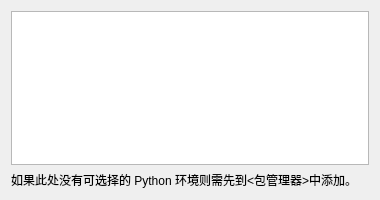
Above: ui/environ_chosen.ui from hrpzcf/AwesomePyKit before the change. Below: the same form after it.
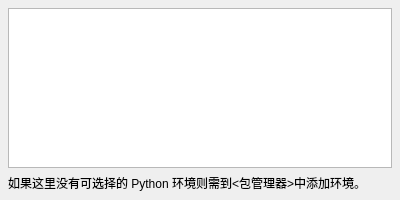
That is the form after the change.

```diff
--- a/ui/environ_chosen.ui
+++ b/ui/environ_chosen.ui
@@ -9,7 +9,7 @@
    <rect>
     <x>0</x>
     <y>0</y>
-    <width>380</width>
+    <width>400</width>
     <height>200</height>
    </rect>
   </property>
@@ -22,6 +22,18 @@
    <string>选择 Python 环境</string>
   </property>
   <layout class="QVBoxLayout" name="verticalLayout_2">
+   <property name="leftMargin">
+    <number>8</number>
+   </property>
+   <property name="topMargin">
+    <number>8</number>
+   </property>
+   <property name="rightMargin">
+    <number>8</number>
+   </property>
+   <property name="bottomMargin">
+    <number>8</number>
+   </property>
    <item>
     <layout class="QVBoxLayout" name="verticalLayout">
      <item>
@@ -30,7 +42,7 @@
      <item>
       <widget class="QLabel" name="label">
        <property name="text">
-        <string>如果此处没有可选择的 Python 环境则需先到&lt;包管理器&gt;中添加。</string>
+        <string>如果这里没有可选择的 Python 环境则需到&lt;包管理器&gt;中添加环境。</string>
        </property>
       </widget>
      </item>
```
